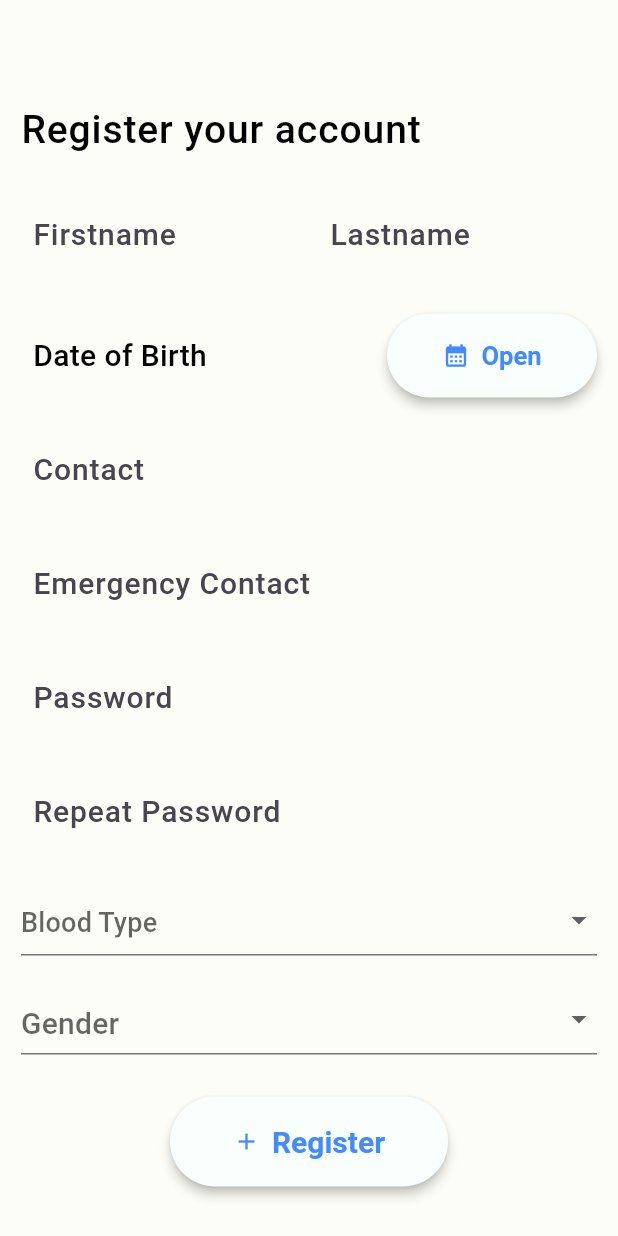
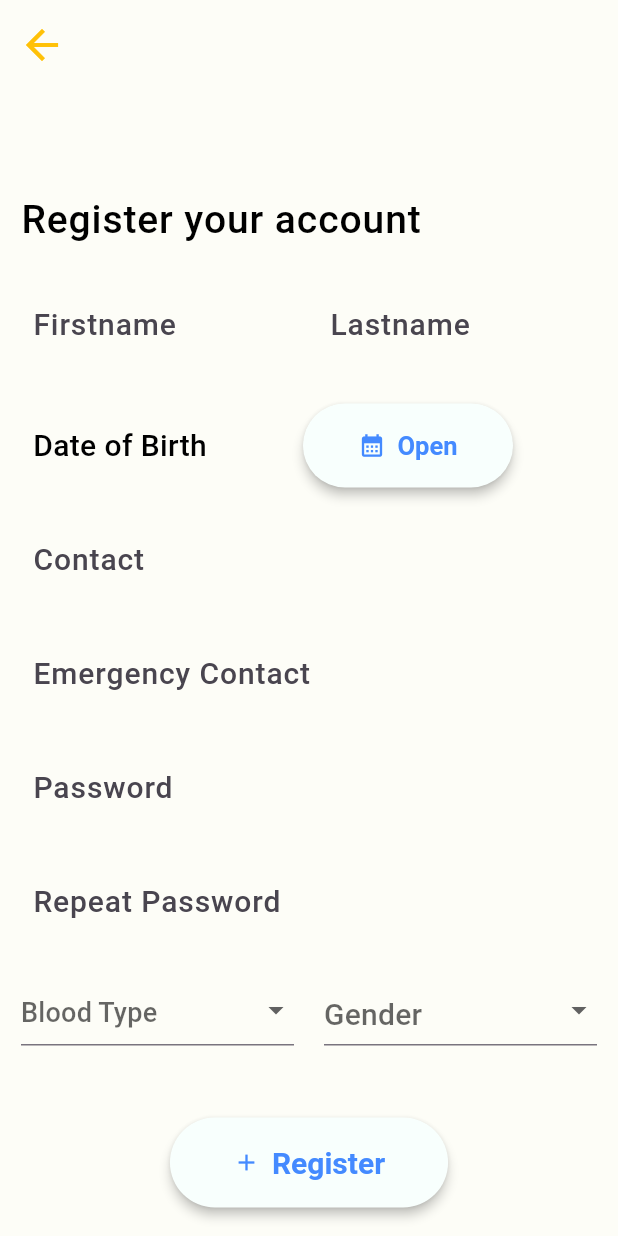
Before and after one commit to Mihailo44/ambulance-front, a Flutter app: the screen it shows after launch, after a tap on "Login", after a tap on "Register", on a phone screen of 412 x 824 dp. Run offline on Flutter 3.47's test engine with Material 3 defaults, Android fonts, the phone set to English and light mode, and no system bars; our stand-ins replace auto_size_text, flutter_otp_text_field, flutter_riverpod, flutter_secure_storage, go_router, google_maps_flutter and 2 more; missing offline and left inert: searchable_listview; network calls fail.

Commit message:
fix: login and register form spacing fixes

```diff
--- a/ambulance_app/lib/app_theme.dart
+++ b/ambulance_app/lib/app_theme.dart
@@ -17,6 +17,11 @@ class AppTheme {
       ),
       scaffoldBackgroundColor: const Color.fromARGB(255, 253, 253, 247),
       textTheme: ThemeData().textTheme.copyWith(
+            headlineLarge: const TextStyle(
+              fontSize: 36,
+              fontWeight: FontWeight.w500,
+              color: Colors.black,
+            ),
             headlineMedium: const TextStyle(
               fontSize: 19,
               fontWeight: FontWeight.w500,
--- a/ambulance_app/lib/main.dart
+++ b/ambulance_app/lib/main.dart
@@ -44,7 +44,6 @@ class MyApp extends StatelessWidget {
       );
     } else {
       return MaterialApp(
-        //home: const InactivityWrapper(child: ScaffoldForMobile()),
         home: const LoginPage(),
         navigatorObservers: [MyNavigationObserver()],
         title: "Zovi Hitnu",
--- a/ambulance_app/lib/screens/auth/login_screen.dart
+++ b/ambulance_app/lib/screens/auth/login_screen.dart
@@ -49,8 +49,8 @@ class _LoginPageState extends ConsumerState<LoginPage> {
       if (response) {
         //router.go("/");
         nav.pushReplacement(MaterialPageRoute(
-            builder: (ctx) =>
-                const InactivityWrapper(child: ScaffoldForMobile())));
+            builder: (ctx) => const InactivityWrapper(
+                child: SafeArea(child: ScaffoldForMobile()))));
       } else {
         showSnackBar(context, "Login failed please try again");
       }
@@ -63,35 +63,45 @@ class _LoginPageState extends ConsumerState<LoginPage> {
 
   @override
   Widget build(BuildContext context) {
-    return Scaffold(
-      body: SizedBox(
+    return GestureDetector(
+      onTap: () {
+        FocusScope.of(context).unfocus();
+      },
+      child: Scaffold(
+        body: SingleChildScrollView(
+          padding: EdgeInsets.only(bottom: MediaQuery.of(context).viewInsets.bottom),
+          child: SizedBox(
             width: MediaQuery.of(context).size.width,
-          height: MediaQuery.of(context).size.height,
-          child:  _isLoading
-          ? const Center(
-              child: CircularProgressIndicator(),
-            )
-          : FractionallySizedBox(
+            child: FractionallySizedBox(
               widthFactor: 0.65,
-            child: Form(
+              child: Column(
+                children: [
+                  const SizedBox(height: 70,),
+                  Text(
+                    "Zovi Hitnu",
+                    style: Theme.of(context).textTheme.headlineLarge,
+                  ),
+                  const SizedBox(height: 80,),
+                  Form(
                     key: _formKey,
                     child: Column(
                       mainAxisAlignment: MainAxisAlignment.center,
                       crossAxisAlignment: CrossAxisAlignment.center,
                       children: [
-                  buildTextFormField(
+                        buildCenteredTextFormField(
                           controller: _usernameController,
                           labelText: "Username",
                         ),
-                  const SizedBox(
-                    height: 10,
-                  ),
-                  buildTextFormField(
+                        buildCenteredTextFormField(
                           controller: _passwordController,
                           labelText: "Password",
                         ),
                         const SizedBox(height: 30),
-                  ElevatedButton(
+                        _isLoading
+                            ? const Center(
+                                child: CircularProgressIndicator(),
+                              )
+                            : ElevatedButton(
                                 onPressed: _login,
                                 child: const Text('Login'),
                               ),
@@ -113,11 +123,16 @@ class _LoginPageState extends ConsumerState<LoginPage> {
                             _setupDummyPatient();
                             Navigator.of(context).pushReplacement(
                                 MaterialPageRoute(
-                              builder: (ctx) => const ScaffoldForMobile()));
+                                    builder: (ctx) =>
+                                        const ScaffoldForMobile()));
                           },
                           child: const Text("Home"),
                         ),
                       ],
+                    ),
+                  ),
+                ],
+              ),
             ),
           ),
         ),
--- a/ambulance_app/lib/screens/home/patient_home_screen.dart
+++ b/ambulance_app/lib/screens/home/patient_home_screen.dart
@@ -1,8 +1,8 @@
 import 'package:ambulance_app/navigation/provider.dart';
-import 'package:ambulance_app/providers/basic_user_provider.dart';
 import 'package:ambulance_app/providers/input_monitor_provider.dart';
 import 'package:ambulance_app/screens/map_screen.dart';
 import 'package:ambulance_app/screens/questions/trauma_type_screen.dart';
+import 'package:ambulance_app/util/inactivity_wrapper.dart';
 import 'package:flutter/material.dart';
 import 'package:flutter_riverpod/flutter_riverpod.dart';
 import 'dart:ui' as ui;
@@ -61,7 +61,7 @@ class _PatientHomeScreenState extends ConsumerState<PatientHomeScreen>{
                     shouldMonitor.state = true;
                     Navigator.of(context).push(MaterialPageRoute(
                       settings: const RouteSettings(name: "/patient-list"),
-                      builder: (ctx) => TraumaTypeScreen(),));
+                      builder: (ctx) => InactivityWrapper(child: TraumaTypeScreen()),));
                   },
                   child: const Icon(
                     Icons.add_to_home_screen_rounded,
--- a/ambulance_app/lib/screens/questions/patients_list.dart
+++ b/ambulance_app/lib/screens/questions/patients_list_screen.dart
@@ -2,6 +2,7 @@ import 'package:ambulance_app/generic_widgets/custom_list_tile.dart';
 import 'package:ambulance_app/main.dart';
 import 'package:ambulance_app/model/users/unregistered_user.dart';
 import 'package:ambulance_app/providers/ambulance_request_provider.dart';
+import 'package:ambulance_app/providers/basic_user_provider.dart';
 import 'package:ambulance_app/screens/questions/add_patient_screen.dart';
 import 'package:ambulance_app/screens/questions/location_dialog_screen.dart';
 import 'package:ambulance_app/util/snackbar.dart';
@@ -79,9 +80,8 @@ class _VictimListState extends ConsumerState<VictimList> {
                         ),
                         onPressed: () {
                           setState(() {
-                            //TODO umesto me staviti username
                             if (!_patients.contains("me")) {
-                              _patients.add("me");
+                              _patients.add(ref.read(basicUserProvider)!.username);
                             }
                           });
                         },
--- a/ambulance_app/lib/screens/questions/questions_screen.dart
+++ b/ambulance_app/lib/screens/questions/questions_screen.dart
@@ -7,7 +7,7 @@ import 'package:ambulance_app/model/question.dart';
 import 'package:ambulance_app/model/quiz.dart';
 import 'package:ambulance_app/model/response.dart' as my;
 import 'package:ambulance_app/providers/ambulance_request_provider.dart';
-import 'package:ambulance_app/screens/questions/patients_list.dart';
+import 'package:ambulance_app/screens/questions/patients_list_screen.dart';
 import 'package:ambulance_app/util/buildFormatedTextField.dart';
 import 'package:ambulance_app/util/close.dart';
 import 'package:ambulance_app/util/snackbar.dart';
--- a/ambulance_app/lib/screens/questions/trauma_type_screen.dart
+++ b/ambulance_app/lib/screens/questions/trauma_type_screen.dart
@@ -21,6 +21,7 @@ class TraumaTypeScreen extends ConsumerWidget {
   @override
   Widget build(BuildContext context,WidgetRef ref) {
     final shouldMonitor = ref.read(userInputMonitoringProvider.notifier);
+
     return Scaffold(
       appBar: AppBar(
         elevation: 0,
--- a/ambulance_app/lib/screens/registration/patient_registration.dart
+++ b/ambulance_app/lib/screens/registration/patient_registration.dart
@@ -16,7 +16,8 @@ class PatientRegistration extends ConsumerStatefulWidget {
   const PatientRegistration({super.key});
 
   @override
-  ConsumerState<PatientRegistration> createState() => PatientRegistrationState();
+  ConsumerState<PatientRegistration> createState() =>
+      PatientRegistrationState();
 }
 
 class PatientRegistrationState extends ConsumerState<PatientRegistration> {
@@ -151,7 +152,8 @@ class PatientRegistrationState extends ConsumerState<PatientRegistration> {
     final navigator = Navigator.of(context);
     final newPatient = _setupDummyPatient();
     //final newPatient = createPatient();
-    String username = await ref.read(patientServiceProvider).register(newPatient);
+    String username =
+        await ref.read(patientServiceProvider).register(newPatient);
 
     if (!mounted) return;
 
@@ -179,6 +181,20 @@ class PatientRegistrationState extends ConsumerState<PatientRegistration> {
   @override
   Widget build(BuildContext context) {
     return Scaffold(
+      appBar: AppBar(
+        elevation: 0,
+        backgroundColor: const Color.fromARGB(255, 253, 253, 247),
+        scrolledUnderElevation: 0,
+        leading: IconButton(
+            iconSize: 32,
+            color: Colors.amber,
+            icon: const Icon(Icons.arrow_back),
+            onPressed: () {
+              if (Navigator.of(context).canPop()) {
+                Navigator.of(context).pop();
+              }
+            }),
+      ),
       body: GestureDetector(
         onTap: FocusScope.of(context).unfocus,
         child: SingleChildScrollView(
@@ -227,9 +243,9 @@ class PatientRegistrationState extends ConsumerState<PatientRegistration> {
                           Padding(
                             padding: const EdgeInsets.only(left: 8),
                             child: Row(
-                              mainAxisAlignment: MainAxisAlignment.spaceAround,
                               children: [
-                                Expanded(
+                                SizedBox(
+                                  width: 180,
                                   child: Text(
                                     _pickedDate == null
                                         ? "Date of Birth"
@@ -267,7 +283,10 @@ class PatientRegistrationState extends ConsumerState<PatientRegistration> {
                           const SizedBox(
                             height: 10.0,
                           ),
-                          DropdownButtonFormField<String>(
+                          Row(
+                            children: [
+                              Expanded(
+                                child: DropdownButtonFormField<String>(
                                     hint: const Text(
                                       "Blood Type",
                                       style: TextStyle(
@@ -294,10 +313,10 @@ class PatientRegistrationState extends ConsumerState<PatientRegistration> {
                                         _selectedBloodType = value;
                                       });
                                     }),
-                          const SizedBox(
-                            height: 18.0,
                               ),
-                          DropdownButtonFormField<String>(
+                              const SizedBox(width: 20,),
+                              Expanded(
+                                child: DropdownButtonFormField<String>(
                                   hint: const Text(
                                     "Gender",
                                     style: TextStyle(
@@ -321,8 +340,11 @@ class PatientRegistrationState extends ConsumerState<PatientRegistration> {
                                           ))
                                   ],
                                 ),
+                              ),
+                            ],
+                          ),
                           const SizedBox(
-                            height: 20.0,
+                            height: 40.0,
                           ),
                           Padding(
                             padding: const EdgeInsets.all(8.0),
--- a/ambulance_app/lib/services/inactivity_service.dart
+++ b/ambulance_app/lib/services/inactivity_service.dart
@@ -8,13 +8,13 @@ class InactivityService {
   InactivityService._internal();
 
   Timer? _inactivityTimer;
-  final int _inactivityThreshold = 6000005; //* In seconds
-  int _remainingTime = 20;
+  final int _inactivityThreshold = 9000; //* In seconds
+  int _remainingTime = 9000;
   DateTime? _startTime;
   VoidCallback? onInactivity;
 
   Timer? _emergencyTimer;
-  final int _emergencyTimerDuration = 20;
+  final int _emergencyTimerDuration = 30;
   VoidCallback? onEmergency;
 
   void startTracking(VoidCallback onInactivityCallback) {
--- a/ambulance_app/lib/util/buildTextFormFields.dart
+++ b/ambulance_app/lib/util/buildTextFormFields.dart
@@ -1,17 +1,49 @@
 import 'package:flutter/material.dart';
 
-Widget buildTextFormField({required TextEditingController controller, required String labelText,bool enabled = true}) {
+Widget buildTextFormField(
+    {required TextEditingController controller,
+    required String labelText,
+    bool enabled = true}) {
   return Padding(
-    padding: const EdgeInsets.symmetric(horizontal: 8,vertical: 6),
+    padding: const EdgeInsets.symmetric(horizontal: 8, vertical: 6),
     child: TextFormField(
       controller: controller,
       enabled: enabled,
       decoration: InputDecoration(
+          enabledBorder: InputBorder.none,
+          labelText: labelText,
+          labelStyle: const TextStyle(
+            fontSize: 20,
+          )),
+      style: const TextStyle(
+        fontSize: 22,
+      ),
+      validator: (value) => _validateField(controller.text.trim(), labelText),
+    ),
+  );
+}
+
+Widget buildCenteredTextFormField(
+    {required TextEditingController controller,
+    required String labelText,
+    bool enabled = true}) {
+  return Padding(
+    padding: const EdgeInsets.symmetric(horizontal: 8, vertical: 6),
+    child: TextFormField(
+      controller: controller,
+      enabled: enabled,
+      textAlign: TextAlign.center,
+      decoration: InputDecoration(
         enabledBorder: InputBorder.none,
-        labelText: labelText,
-        labelStyle: const TextStyle(
-          fontSize: 20,
-        )
+        label: Align(
+          alignment: Alignment.center,
+          child: Text(
+            labelText,
+            style: const TextStyle(
+              fontSize: 20,
+            ),
+          ),
+        ),
       ),
       style: const TextStyle(
         fontSize: 22,
```
Also changed, not shown: ambulance_app/lib/util/inactivity_wrapper.dart (line endings or trailing spaces). Lines whose indentation alone changed are shown as unchanged.
